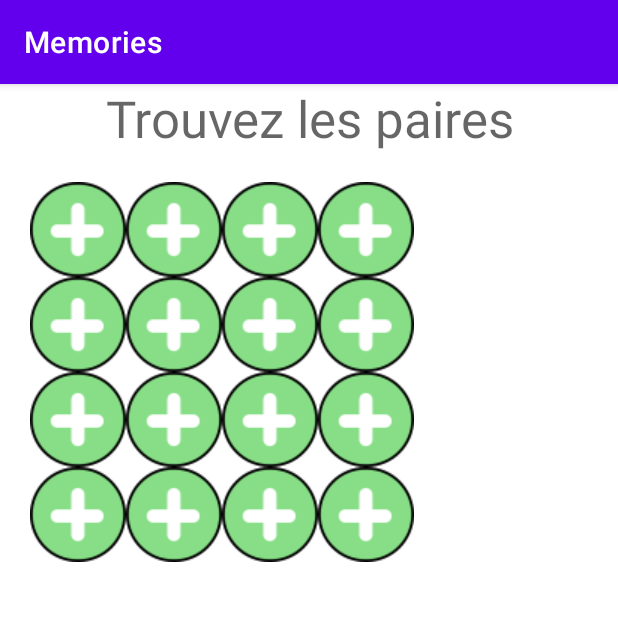
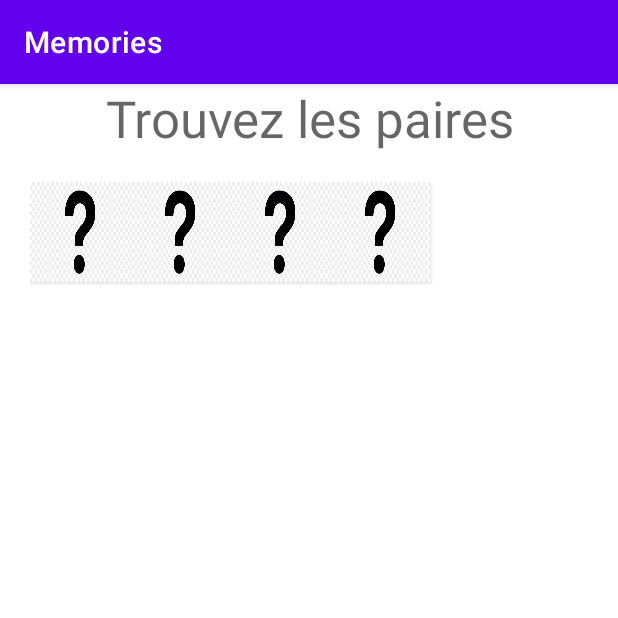
Before and after one commit to JuliaMourier/MEMORIES, an Android app: the screen it shows after launch (MainActivity), on a phone screen of 412 x 824 dp, the top half of it. Run offline under Robolectric (Android 15) with nearby library versions, the phone set to English and light mode, and no system bars.

Commit message:
code Kotlin jeu
Jeu memories fonctionnel mais manque le lien avec les photos

```diff
--- a/app/src/main/java/com/example/memories/MainActivity.kt
+++ b/app/src/main/java/com/example/memories/MainActivity.kt
@@ -8,27 +8,81 @@ import android.view.View
 import com.example.memories.R
 import android.view.ViewGroup
 import android.widget.*
+import com.example.memories.R.drawable.*
 
 class MainActivity : AppCompatActivity() {
     private var gamePiece: GridLayout? = null
     private var nbImg: Int? = null
+
+
     override fun onCreate(savedInstanceState: Bundle?) {
         super.onCreate(savedInstanceState)
         setContentView(R.layout.game_piece)
         gamePiece = findViewById<View>(R.id.MyDynamicLayout) as GridLayout
 
-        nbImg = 16
+        nbImg = 4
 
+        val images: MutableList<Int> = mutableListOf(plus, minus, plus, minus)
 
+        var buttonsArray = arrayOf<Button>()
+
+        images.shuffle()
 
         for (i in 0 until nbImg!!) {
-            val image = ImageView(this)
-            val params: ViewGroup.LayoutParams = ActionBar.LayoutParams(ViewGroup.LayoutParams.WRAP_CONTENT,ViewGroup.LayoutParams.WRAP_CONTENT)
-            image.layoutParams=params
-            image.setBackgroundResource(R.drawable.plus)
-            gamePiece!!.addView(image)
+            val btn_img = Button(this)
+            val params: ViewGroup.LayoutParams = ActionBar.LayoutParams(100,100)
+            btn_img.layoutParams=params
+            btn_img.setBackgroundResource(questionpoint)
+
+            buttonsArray = append(buttonsArray,btn_img)
+
+            gamePiece!!.addView(btn_img)
+        }
+        val cardBack = questionpoint
+        var clicked = 0
+        var turnOver = false
+        var lastClicked = -1
+
+        for (i in 0 until nbImg!!){
+            buttonsArray[i].setBackgroundResource(cardBack)
+            buttonsArray[i].text = "cardBack"
+            buttonsArray[i].textSize = 0.0F
+            buttonsArray[i].setOnClickListener {
+                if (buttonsArray[i].text == "cardBack" && !turnOver) {
+                    buttonsArray[i].setBackgroundResource(images[i])
+                    buttonsArray[i].setText(images[i])
+                    if (clicked == 0) {
+                        lastClicked = i
+                    }
+                    clicked++
+                } else if (buttonsArray[i].text !in "cardBack") {
+                    buttonsArray[i].setBackgroundResource(cardBack)
+                    buttonsArray[i].text = "cardBack"
+                    clicked--
+                }
+
+                if (clicked == 2) {
+                    turnOver = true
+                    if (buttonsArray[i].text == buttonsArray[lastClicked].text) {
+                        buttonsArray[i].isClickable = false
+                        buttonsArray[lastClicked].isClickable = false
+                        turnOver = false
+                        clicked = 0
+                    }
+                } else if (clicked == 0) {
+                    turnOver = false
+                }
+            }
+
         }
 
 
     }
+
+    fun append(arr: Array<Button>, element: Button): Array<Button> {
+        val list: MutableList<Button> = arr.toMutableList()
+        list.add(element)
+        return list.toTypedArray()
+    }
+
 }
```
Also changed, not shown: app/src/main/res/layout/game_test.xml (added, +48 -0 lines), app/src/main/res/values/ids_img.xml (added, +7 -0 lines), app/src/main/res/drawable/questionpoint.png (added).
